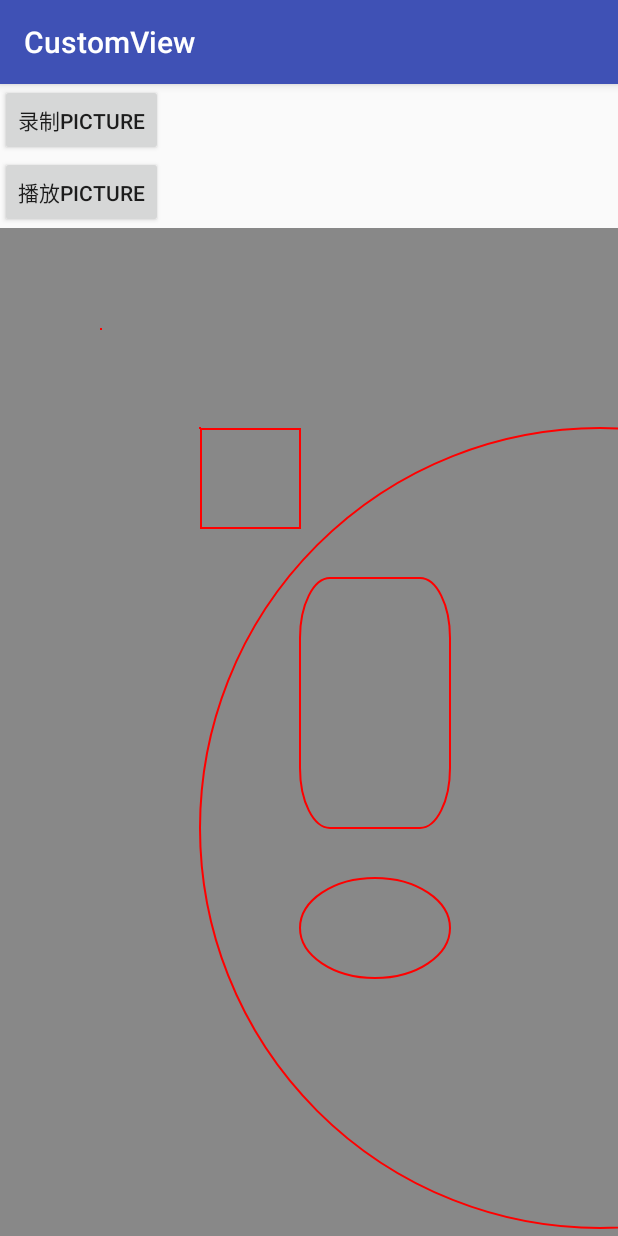
After one commit to hezijie1234/FrameWorkSource_3, an Android app: the CanvasDemoActivity screen opened directly, with no data from a screen before it, on a phone screen of 412 x 824 dp. The commit adds this screen. Run offline under Robolectric (Android 15) with nearby library versions, the phone set to English and light mode, and no system bars.

Commit message:
测试画布操作

```diff
--- a/customview/src/main/AndroidManifest.xml
+++ b/customview/src/main/AndroidManifest.xml
@@ -19,7 +19,8 @@
         <activity android:name=".TestViewActivity1" />
         <activity android:name=".TestViewActivity2" />
         <activity android:name=".TestScollByActivity" />
-        <activity android:name=".TestViewActivity3"></activity>
+        <activity android:name=".TestViewActivity3" />
+        <activity android:name=".CanvasDemoActivity"></activity>
     </application>
 
 </manifest>
--- /dev/null
+++ b/customview/src/main/java/com/zijie/customview/CanvasDemoActivity.java
@@ -0,0 +1,23 @@
+package com.zijie.customview;
+
+import android.support.v7.app.AppCompatActivity;
+import android.os.Bundle;
+import android.view.View;
+
+public class CanvasDemoActivity extends AppCompatActivity {
+    private HZJTestCanvas hzjTestCanvas;
+    @Override
+    protected void onCreate(Bundle savedInstanceState) {
+        super.onCreate(savedInstanceState);
+        setContentView(R.layout.activity_canvas_demo);
+        hzjTestCanvas = findViewById(R.id.hzj_canvas);
+    }
+
+    public void recordPicture(View view) {
+        hzjTestCanvas.record();
+    }
+
+    public void playPicture(View view) {
+        hzjTestCanvas.playPicture();
+    }
+}
--- /dev/null
+++ b/customview/src/main/java/com/zijie/customview/HZJTestCanvas.java
@@ -0,0 +1,57 @@
+package com.zijie.customview;
+
+import android.content.Context;
+import android.graphics.Canvas;
+import android.graphics.Color;
+import android.graphics.Paint;
+import android.graphics.Picture;
+import android.graphics.RectF;
+import android.support.annotation.Nullable;
+import android.util.AttributeSet;
+import android.view.View;
+
+/**
+ * Created by hezijie on 2019/7/5.
+ */
+
+public class HZJTestCanvas extends View {
+    private Paint mPaint;
+    public HZJTestCanvas(Context context) {
+        this(context,null);
+    }
+
+    public HZJTestCanvas(Context context, @Nullable AttributeSet attrs) {
+        this(context, attrs,0);
+    }
+
+    public HZJTestCanvas(Context context, @Nullable AttributeSet attrs, int defStyleAttr) {
+        super(context, attrs, defStyleAttr);
+        mPaint = new Paint();
+        mPaint.setColor(Color.RED);
+        mPaint.setStyle(Paint.Style.STROKE);
+        mPaint.setStrokeWidth(2);
+        record();
+    }
+    private Picture picture = new Picture();
+    public void record(){
+        Canvas canvas = picture.beginRecording(getWidth(), getHeight());
+        canvas.translate(100,100);
+        canvas.drawColor(Color.GRAY);
+        canvas.drawPoints(new float[]{1,1,100,100},mPaint);
+        canvas.drawRect(new RectF(101,101,200,200),mPaint);
+        canvas.drawRoundRect(new RectF(200,250,350,500),30,60,mPaint);
+        canvas.drawOval(new RectF(200,550,350,650),mPaint);
+        canvas.drawCircle(500,500,400,mPaint);
+        picture.endRecording();
+    }
+
+    public void playPicture(){
+        invalidate();
+    }
+
+    @Override
+    protected void onDraw(Canvas canvas) {
+        super.onDraw(canvas);
+        canvas.drawPicture(picture,new RectF(0,0,getWidth(),getTop()));
+    }
+}
--- a/customview/src/main/java/com/zijie/customview/MainActivity.java
+++ b/customview/src/main/java/com/zijie/customview/MainActivity.java
@@ -11,6 +11,7 @@ public class MainActivity extends AppCompatActivity {
     protected void onCreate(Bundle savedInstanceState) {
         super.onCreate(savedInstanceState);
         setContentView(R.layout.activity_main);
+
     }
 
     public void testBaseView1(View view) {
@@ -28,4 +29,8 @@ public class MainActivity extends AppCompatActivity {
     public void testFlowOver(View view) {
         startActivity(new Intent(this,TestViewActivity3.class));
     }
+
+    public void testCanvas(View view) {
+        startActivity(new Intent(this,CanvasDemoActivity.class));
+    }
 }
--- /dev/null
+++ b/customview/src/main/res/layout/activity_canvas_demo.xml
@@ -0,0 +1,23 @@
+<?xml version="1.0" encoding="utf-8"?>
+<LinearLayout xmlns:android="http://schemas.android.com/apk/res/android"
+    xmlns:app="http://schemas.android.com/apk/res-auto"
+    xmlns:tools="http://schemas.android.com/tools"
+    android:layout_width="match_parent"
+    android:layout_height="match_parent"
+    android:orientation="vertical"
+    tools:context="com.zijie.customview.CanvasDemoActivity">
+    <Button
+        android:layout_width="wrap_content"
+        android:layout_height="wrap_content"
+        android:text="录制picture"
+        android:onClick="recordPicture"/>
+    <Button
+        android:layout_width="wrap_content"
+        android:layout_height="wrap_content"
+        android:text="播放picture"
+        android:onClick="playPicture"/>
+    <com.zijie.customview.HZJTestCanvas
+        android:id="@+id/hzj_canvas"
+        android:layout_width="match_parent"
+        android:layout_height="match_parent" />
+</LinearLayout>
--- a/customview/src/main/res/layout/activity_main.xml
+++ b/customview/src/main/res/layout/activity_main.xml
@@ -31,4 +31,10 @@
         android:text="测试scollby方法"
         android:onClick="testScollby"
         />
+    <Button
+        android:layout_width="wrap_content"
+        android:layout_height="wrap_content"
+        android:text="测试画布和画笔方法"
+        android:onClick="testCanvas"
+        />
 </LinearLayout>
```
